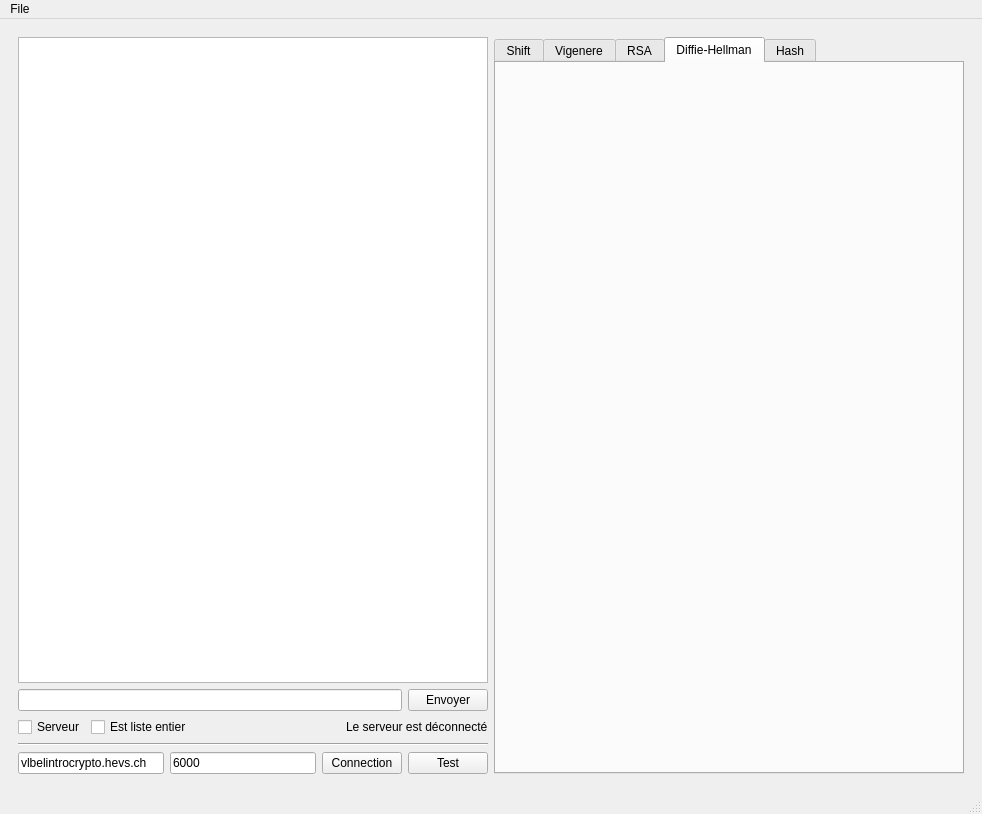
First picture: the form in crypto_client.ui, repository aa-augsburger/ISC_Crypto, before the edit.
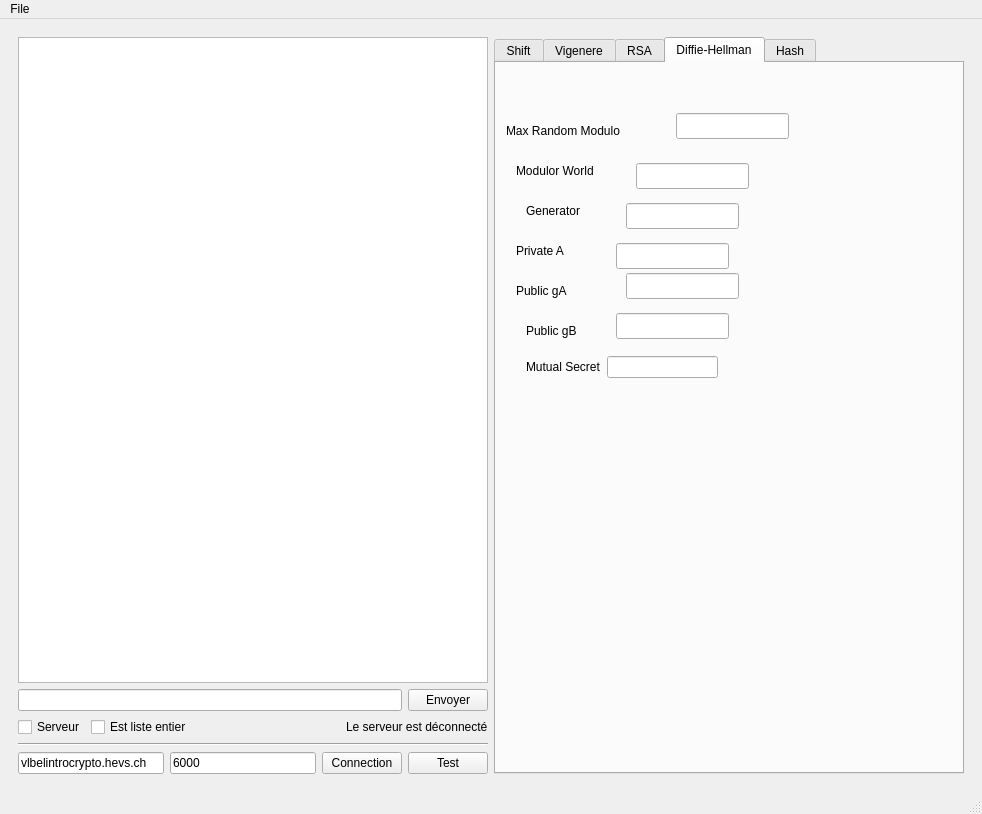
Second picture: the form after the edit. The open tabs and pages were chosen to show the change.

Diff of the .ui file:
```diff
--- a/crypto_client.ui
+++ b/crypto_client.ui
@@ -572,6 +572,166 @@
             <attribute name="title">
              <string>Diffie-Hellman</string>
             </attribute>
+            <widget class="QLabel" name="label_5">
+             <property name="geometry">
+              <rect>
+               <x>10</x>
+               <y>60</y>
+               <width>141</width>
+               <height>16</height>
+              </rect>
+             </property>
+             <property name="text">
+              <string>Max Random Modulo</string>
+             </property>
+            </widget>
+            <widget class="QLabel" name="label_6">
+             <property name="geometry">
+              <rect>
+               <x>20</x>
+               <y>100</y>
+               <width>131</width>
+               <height>16</height>
+              </rect>
+             </property>
+             <property name="text">
+              <string>Modulor World</string>
+             </property>
+            </widget>
+            <widget class="QLabel" name="label_7">
+             <property name="geometry">
+              <rect>
+               <x>30</x>
+               <y>140</y>
+               <width>131</width>
+               <height>16</height>
+              </rect>
+             </property>
+             <property name="text">
+              <string>Generator</string>
+             </property>
+            </widget>
+            <widget class="QLabel" name="label_8">
+             <property name="geometry">
+              <rect>
+               <x>20</x>
+               <y>180</y>
+               <width>131</width>
+               <height>16</height>
+              </rect>
+             </property>
+             <property name="text">
+              <string>Private A</string>
+             </property>
+            </widget>
+            <widget class="QLabel" name="label_9">
+             <property name="geometry">
+              <rect>
+               <x>20</x>
+               <y>220</y>
+               <width>151</width>
+               <height>16</height>
+              </rect>
+             </property>
+             <property name="text">
+              <string>Public gA</string>
+             </property>
+            </widget>
+            <widget class="QLabel" name="label_10">
+             <property name="geometry">
+              <rect>
+               <x>30</x>
+               <y>260</y>
+               <width>151</width>
+               <height>16</height>
+              </rect>
+             </property>
+             <property name="text">
+              <string>Public gB</string>
+             </property>
+            </widget>
+            <widget class="QLineEdit" name="lineEdit">
+             <property name="geometry">
+              <rect>
+               <x>180</x>
+               <y>50</y>
+               <width>113</width>
+               <height>26</height>
+              </rect>
+             </property>
+            </widget>
+            <widget class="QLineEdit" name="lineEdit_2">
+             <property name="geometry">
+              <rect>
+               <x>140</x>
+               <y>100</y>
+               <width>113</width>
+               <height>26</height>
+              </rect>
+             </property>
+            </widget>
+            <widget class="QLineEdit" name="lineEdit_3">
+             <property name="geometry">
+              <rect>
+               <x>130</x>
+               <y>140</y>
+               <width>113</width>
+               <height>26</height>
+              </rect>
+             </property>
+            </widget>
+            <widget class="QLineEdit" name="lineEdit_4">
+             <property name="geometry">
+              <rect>
+               <x>120</x>
+               <y>180</y>
+               <width>113</width>
+               <height>26</height>
+              </rect>
+             </property>
+            </widget>
+            <widget class="QLineEdit" name="lineEdit_5">
+             <property name="geometry">
+              <rect>
+               <x>130</x>
+               <y>210</y>
+               <width>113</width>
+               <height>26</height>
+              </rect>
+             </property>
+            </widget>
+            <widget class="QLineEdit" name="lineEdit_6">
+             <property name="geometry">
+              <rect>
+               <x>120</x>
+               <y>250</y>
+               <width>113</width>
+               <height>26</height>
+              </rect>
+             </property>
+            </widget>
+            <widget class="QWidget" name="">
+             <property name="geometry">
+              <rect>
+               <x>30</x>
+               <y>290</y>
+               <width>192</width>
+               <height>28</height>
+              </rect>
+             </property>
+             <layout class="QHBoxLayout" name="horizontalLayout_15">
+              <item>
+               <widget class="QLabel" name="label_11">
+                <property name="text">
+                 <string>Mutual Secret</string>
+                </property>
+               </widget>
+              </item>
+              <item>
+               <widget class="QLineEdit" name="lineEdit_7"/>
+              </item>
+             </layout>
+            </widget>
            </widget>
            <widget class="QWidget" name="hash">
             <attribute name="title">
```
Left out of the diff: 167 changed lines with no effect on the pictures.
